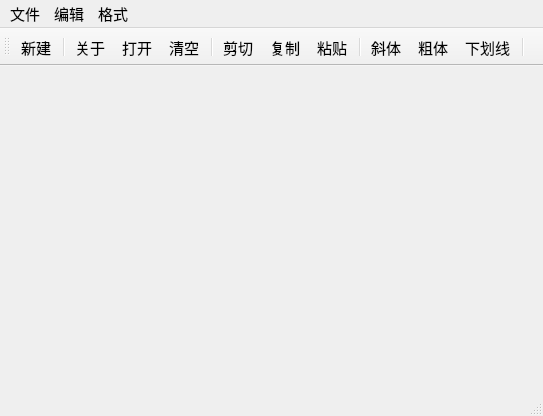
Before: the Qt Designer form samp2_4App/qwmainwind.ui in cx-ym/QtCourse, drawn with Qt 5.
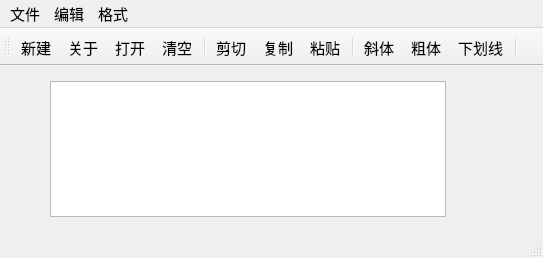
After: the same form once the commit is applied. Icons and pictures are not drawn.

Diff of the .ui file:
```diff
--- a/samp2_4App/qwmainwind.ui
+++ b/samp2_4App/qwmainwind.ui
@@ -7,7 +7,7 @@
     <x>0</x>
     <y>0</y>
     <width>543</width>
-    <height>416</height>
+    <height>258</height>
    </rect>
   </property>
   <property name="font">
@@ -18,7 +18,33 @@
   <property name="windowTitle">
    <string>QWMainWind</string>
   </property>
-  <widget class="QWidget" name="centralWidget"/>
+  <widget class="QWidget" name="centralWidget">
+   <widget class="QTextEdit" name="txtEdit">
+    <property name="geometry">
+     <rect>
+      <x>50</x>
+      <y>15</y>
+      <width>396</width>
+      <height>136</height>
+     </rect>
+    </property>
+    <property name="font">
+     <font>
+      <pointsize>16</pointsize>
+     </font>
+    </property>
+    <property name="html">
+     <string>&lt;!DOCTYPE HTML PUBLIC &quot;-//W3C//DTD HTML 4.0//EN&quot; &quot;http://www.w3.org/TR/REC-html40/strict.dtd&quot;&gt;
+&lt;html&gt;&lt;head&gt;&lt;meta name=&quot;qrichtext&quot; content=&quot;1&quot; /&gt;&lt;meta charset=&quot;utf-8&quot; /&gt;&lt;style type=&quot;text/css&quot;&gt;
+p, li { white-space: pre-wrap; }
+hr { height: 1px; border-width: 0; }
+li.unchecked::marker { content: &quot;\2610&quot;; }
+li.checked::marker { content: &quot;\2612&quot;; }
+&lt;/style&gt;&lt;/head&gt;&lt;body style=&quot; font-family:'Microsoft YaHei UI'; font-size:16pt; font-weight:400; font-style:normal;&quot;&gt;
+&lt;p style=&quot;-qt-paragraph-type:empty; margin-top:0px; margin-bottom:0px; margin-left:0px; margin-right:0px; -qt-block-indent:0; text-indent:0px;&quot;&gt;&lt;br /&gt;&lt;/p&gt;&lt;/body&gt;&lt;/html&gt;</string>
+    </property>
+   </widget>
+  </widget>
   <widget class="QMenuBar" name="menuBar">
    <property name="geometry">
     <rect>
@@ -34,10 +60,9 @@
     </property>
     <addaction name="actNew"/>
     <addaction name="actOpen"/>
+    <addaction name="actabout"/>
     <addaction name="separator"/>
     <addaction name="actClose"/>
-    <addaction name="separator"/>
-    <addaction name="actionabout"/>
    </widget>
    <widget class="QMenu" name="menu_2">
     <property name="title">
@@ -74,8 +99,7 @@
     <bool>false</bool>
    </attribute>
    <addaction name="actNew"/>
-   <addaction name="separator"/>
-   <addaction name="actionabout"/>
+   <addaction name="actabout"/>
    <addaction name="actOpen"/>
    <addaction name="actClear"/>
    <addaction name="separator"/>
@@ -256,7 +280,7 @@
     <enum>QAction::MenuRole::TextHeuristicRole</enum>
    </property>
   </action>
-  <action name="actionabout">
+  <action name="actabout">
    <property name="icon">
     <iconset resource="res.qrc">
      <normaloff>:/images/images/20.ico</normaloff>:/images/images/20.ico</iconset>
@@ -264,6 +288,12 @@
    <property name="text">
     <string>关于</string>
    </property>
+   <property name="toolTip">
+    <string>关于</string>
+   </property>
+   <property name="shortcut">
+    <string>Ctrl+Z</string>
+   </property>
   </action>
  </widget>
  <layoutdefault spacing="6" margin="11"/>
```
Left out of the diff: 64 changed lines with no effect on the pictures.
